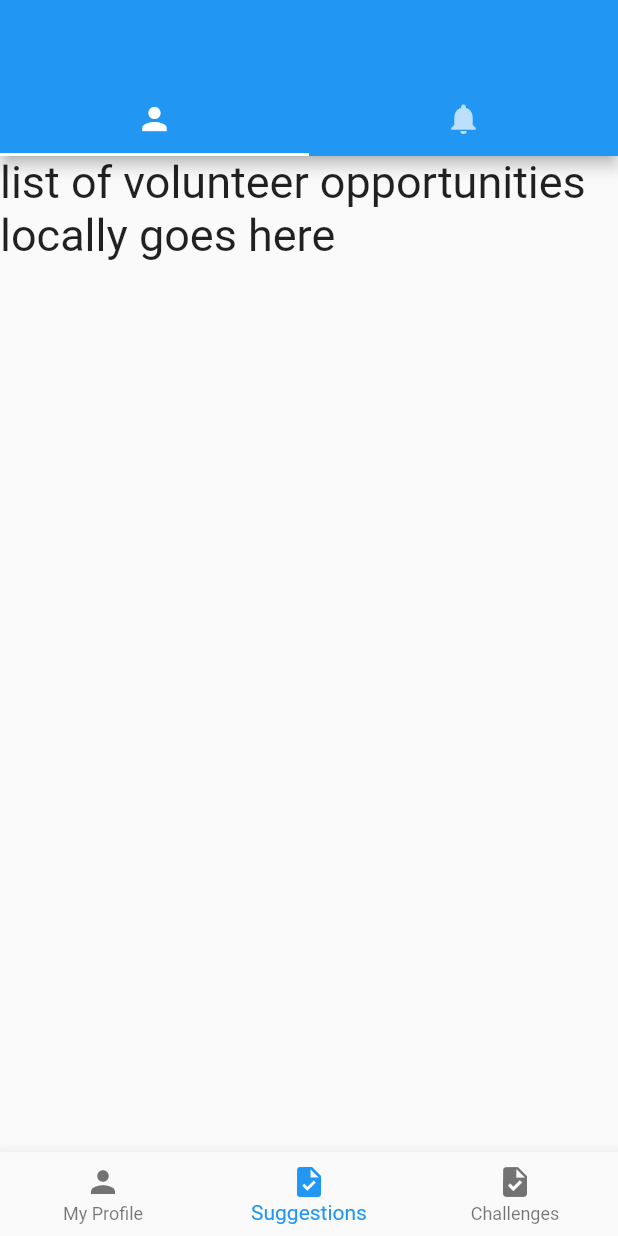
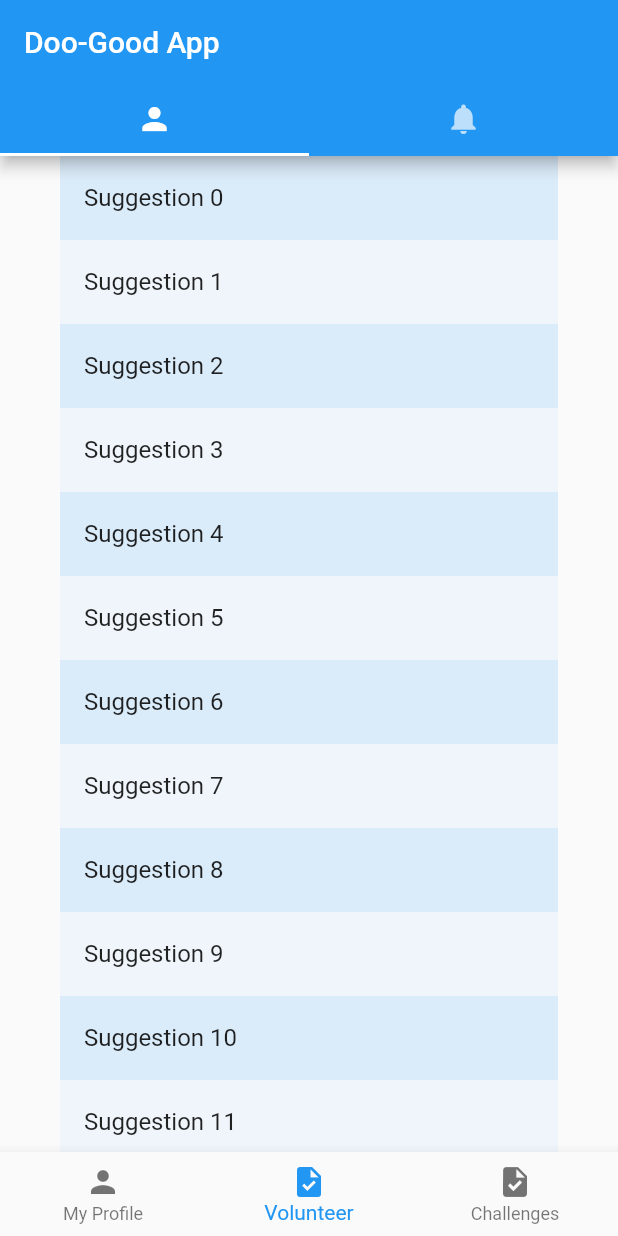
Before and after one commit to eriksoriano/forgood, a Flutter app: the screen it shows after launch, item 2 of the bottom bar chosen, on a phone screen of 412 x 824 dp. Run offline on Flutter 3.47's test engine with Material 2 defaults, Android fonts, the phone set to English and light mode, and no system bars.

Commit message:
all works more progress

```diff
--- a/lib/main.dart
+++ b/lib/main.dart
@@ -32,6 +32,78 @@ class MyHomePage extends StatefulWidget {
 }
 
 class _MyHomePageState extends State<MyHomePage> {
+// **************************************************************************
+// the list of items in the list below; this will be moved into a new page
+// **************************************************************************
+  final List<int> _items = List<int>.generate(20, (int index) => index);
+
+  // List<String> tasks = [
+  //   "A Task",
+  //   "B Task",
+  //   "C Task",
+  //   "D Task",
+  //   "E Task",
+  //   "F Task",
+  //   "G Task",
+  //   "H Task"
+  // ];
+  @override
+  Widget _listofOpportunities() {
+    final ColorScheme colorScheme = Theme.of(context).colorScheme;
+    final Color oddItemColor = colorScheme.primary.withOpacity(0.05);
+    final Color evenItemColor = colorScheme.primary.withOpacity(0.15);
+
+    return ReorderableListView(
+      padding: const EdgeInsets.symmetric(horizontal: 40),
+      children: <Widget>[
+        for (int index = 0; index < _items.length; index += 1)
+          ListTile(
+            key: Key('$index'),
+            tileColor: _items[index].isOdd ? oddItemColor : evenItemColor,
+            title: Text('Suggestion ${_items[index]}'),
+          ),
+      ],
+      onReorder: (int oldIndex, int newIndex) {
+        setState(() {
+          if (oldIndex < newIndex) {
+            newIndex -= 1;
+          }
+          final int item = _items.removeAt(oldIndex);
+          _items.insert(newIndex, item);
+        });
+      },
+    );
+    // return Container(
+    //   padding: EdgeInsets.all(8.0),
+    //   child: ReorderableListView(
+    //       children: [
+    //         for (final task in tasks)
+    //           Card(
+    //             color: Colors.lightBlueAccent.shade100,
+    //             key: ValueKey(task),
+    //             elevation: 5.0,
+    //             child: ListTile(
+    //               title: Text(task),
+    //               leading: Icon(Icons.work, color: Colors.black),
+    //             ),
+    //           ),
+    //       ],
+    //       onReorder: (oldIndex, newIndex) {
+    //         setState(() {
+    //           if (newIndex > oldIndex) {
+    //             newIndex = newIndex - 1;
+    //           }
+    //         });
+    //         final task = tasks.removeAt(oldIndex);
+    //         tasks.insert(newIndex, task);
+    //       }),
+    // );
+  }
+
+// **************************************************************************
+  // these are GLOBAL functions to avoid the four main challenge rings
+  // **************************************************************************
+
   int _selectedTabIndex = 0;
   double _pickup = 0.0;
   double _metSomeone = 0.0;
@@ -46,7 +118,7 @@ class _MyHomePageState extends State<MyHomePage> {
 
 // start of widget for entire SCREEN for profile tab
   Widget _profileScreen() {
-    final size = 80.0;
+    final size = 100.0;
 
     return Container(
       child: Column(
@@ -176,7 +248,7 @@ class _MyHomePageState extends State<MyHomePage> {
               Column(
                 children: [
                   Text(
-                    'Volunteer',
+                    'Donate',
                     style: TextStyle(fontSize: 20),
                   ),
                   SizedBox(
@@ -239,6 +311,18 @@ class _MyHomePageState extends State<MyHomePage> {
                     },
                     child: Text('Update (+)'),
                   ),
+                  ElevatedButton(
+                    onPressed: () {
+                      setState(() {
+                        // _goodDay = _goodDay + 0.2;
+                      });
+                    },
+                    style: ElevatedButton.styleFrom(primary: Colors.green),
+                    child: Text(
+                      'Send Challenge',
+                      style: TextStyle(fontSize: 10),
+                    ),
+                  ),
                 ],
               ),
             ],
@@ -274,8 +358,7 @@ class _MyHomePageState extends State<MyHomePage> {
       case 0:
         return _profileScreen();
       case 1:
-        return Text("list of volunteer opportunities locally goes here",
-            style: TextStyle(fontSize: 30));
+        return _listofOpportunities();
       case 2:
         return Text("Other content will go here once we realize what it is",
             style: TextStyle(fontSize: 30));
@@ -298,6 +381,7 @@ class _MyHomePageState extends State<MyHomePage> {
         length: 2,
         child: Scaffold(
           appBar: AppBar(
+            title: Text("Doo-Good App"),
             bottom: TabBar(
               tabs: [
                 Tab(icon: Icon(Icons.person)),
@@ -324,7 +408,7 @@ class _MyHomePageState extends State<MyHomePage> {
               ),
               BottomNavigationBarItem(
                 icon: Icon(Icons.task),
-                label: 'Suggestions',
+                label: 'Volunteer',
               ),
               BottomNavigationBarItem(
                 icon: Icon(Icons.task),
```
